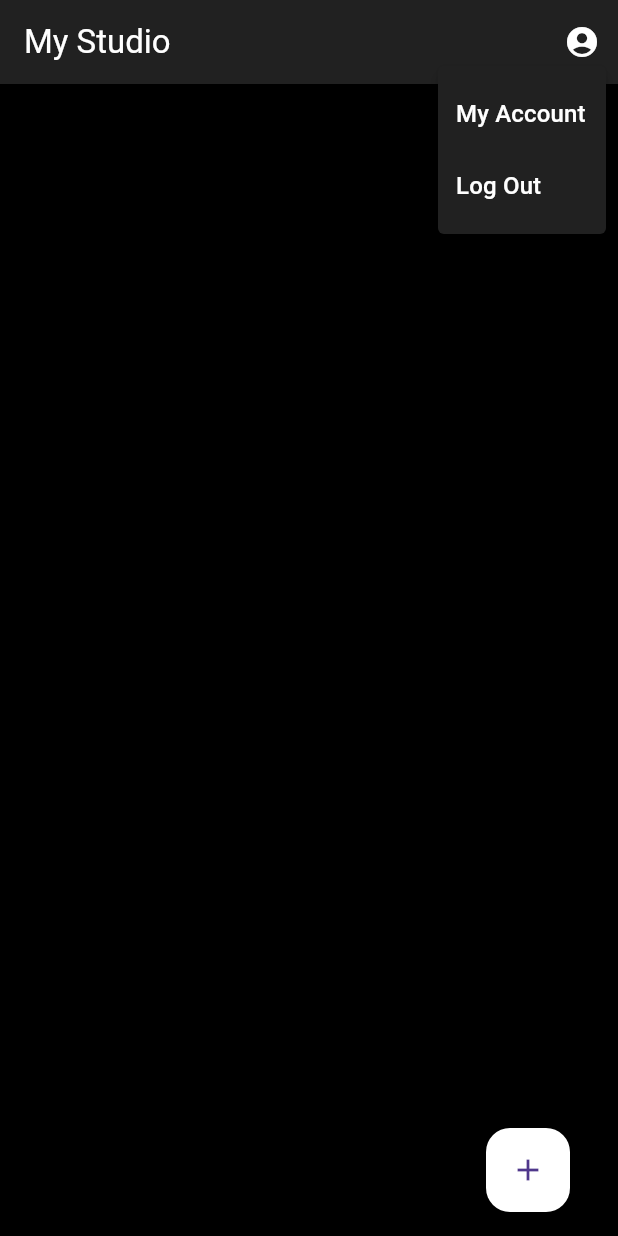
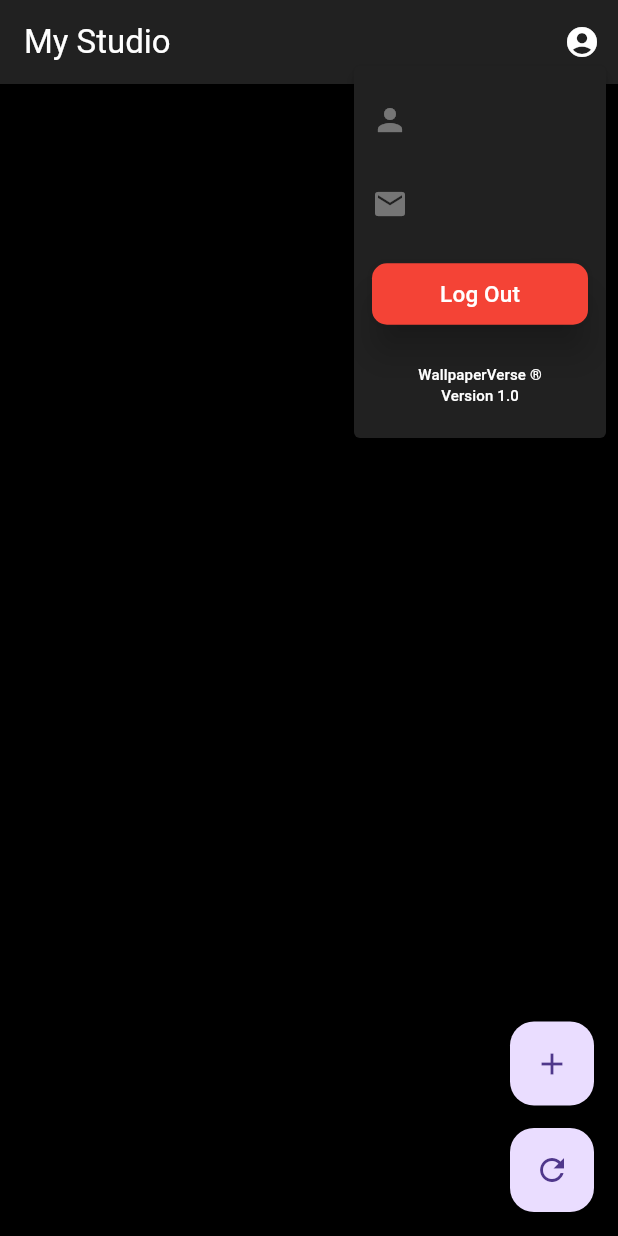
Before and after one commit to shadyessam9/Wallpaper-verse, a Flutter app: the StudioPage screen opened directly, after a tap on the "account circle" icon, on a phone screen of 412 x 824 dp. Run offline on Flutter 3.47's test engine with Material 3 defaults, Android fonts, the phone set to English and light mode, and no system bars; our stand-ins replace animated_custom_dropdown, fluttertoast, image_gallery_saver, image_picker, numberpicker, persistent_bottom_nav_bar and 2 more; missing offline and left inert: flutter_wallpaper_manager; accounts and stored records are empty; network calls fail.

Commit message:
semi final update

```diff
--- a/lib/pages/home.dart
+++ b/lib/pages/home.dart
@@ -72,7 +72,7 @@ class _HomePageState extends State<HomePage> {
                     Row(
                       children: [
                         Padding(
-                          padding: EdgeInsets.symmetric(horizontal: 15, vertical: 5),
+                          padding: EdgeInsets.symmetric(horizontal: 15, vertical: 15),
                           child: Text(
                             'CATEGORIES',
                             style: TextStyle(
@@ -123,7 +123,7 @@ class _HomePageState extends State<HomePage> {
                     Row(
                       children: [
                         Padding(
-                          padding: EdgeInsets.symmetric(horizontal: 15, vertical: 5),
+                          padding: EdgeInsets.symmetric(horizontal: 15, vertical: 15),
                           child: Text(
                             'DISCOVER WALLPAPERS',
                             style: TextStyle(
--- a/lib/pages/studio.dart
+++ b/lib/pages/studio.dart
@@ -64,10 +64,6 @@ class _StudioPage extends State<StudioPage> {
     return selectedImages.isNotEmpty ? selectedImages : null;
   }
 
-  Future<void> _refreshData() async {
-    await fetchData();
-  }
-
   @override
   void initState() {
     super.initState();
@@ -82,15 +78,12 @@ class _StudioPage extends State<StudioPage> {
         isSettingsPage: false,
       ),
       backgroundColor: Colors.black,
-      body: RefreshIndicator(
-        onRefresh: _refreshData,
-        child: SingleChildScrollView(
-          padding: EdgeInsets.only(top: 20),
+      body: SingleChildScrollView(
         physics: AlwaysScrollableScrollPhysics(),
         child: Column(
           children: [
             Container(
-                padding: EdgeInsets.symmetric(horizontal: 5),
+              padding: EdgeInsets.symmetric(horizontal: 5 , vertical: 5),
               child: GridView.count(
                 shrinkWrap: true,
                 physics: NeverScrollableScrollPhysics(),
@@ -123,10 +116,10 @@ class _StudioPage extends State<StudioPage> {
           ],
         ),
       ),
-      ),
-      floatingActionButton: Padding(
-        padding: EdgeInsets.all(16.0),
-        child: FloatingActionButton(
+      floatingActionButton: Column(
+        mainAxisAlignment: MainAxisAlignment.end,
+        children: [
+          FloatingActionButton(
             onPressed: () async {
               List<File>? selectedImages = await _getImages();
               if (selectedImages != null) {
@@ -138,11 +131,15 @@ class _StudioPage extends State<StudioPage> {
                 );
               }
             },
-          child: Icon(Icons.add),
-          backgroundColor: Colors.white,
+            child: Icon(Icons.add)
           ),
+          SizedBox(height: 15),
+          FloatingActionButton(
+            onPressed: fetchData,
+            child: Icon(Icons.refresh)
           ),
-      floatingActionButtonLocation: FloatingActionButtonLocation.endDocked,
+        ],
+      ),
     );
   }
 }
--- a/lib/widgets/app_bar.dart
+++ b/lib/widgets/app_bar.dart
@@ -1,12 +1,16 @@
+import 'dart:convert';
 import 'package:flutter/material.dart';
+import 'package:flutter/services.dart';
+import 'package:http/http.dart' as http;
+import 'package:shared_preferences/shared_preferences.dart';
 import '../pages/profile.dart';
 
-class CustomAppBar extends StatelessWidget implements PreferredSizeWidget {
+class CustomAppBar extends StatefulWidget implements PreferredSizeWidget {
   final String title;
   final Function(String)? onAccountSelected;
   final bool isSettingsPage;
 
-  const CustomAppBar({
+  CustomAppBar({
     Key? key,
     required this.title,
     this.onAccountSelected,
@@ -14,65 +18,121 @@ class CustomAppBar extends StatelessWidget implements PreferredSizeWidget {
   }) : super(key: key);
 
   @override
+  _CustomAppBarState createState() => _CustomAppBarState();
+
+  @override
   Size get preferredSize => Size.fromHeight(kToolbarHeight);
+}
+
+class _CustomAppBarState extends State<CustomAppBar> {
+  late String name = '';
+  late String email = '';
+
+  @override
+  void initState() {
+    super.initState();
+    fetchUserData();
+  }
+
+  Future<void> fetchUserData() async {
+    SharedPreferences prefs = await SharedPreferences.getInstance();
+    String? id = prefs.getString('id');
+
+    final url = 'https://wallpaperversaapp.000webhostapp.com/waapi/userprofile.php?user_id=${id}';
+
+    final response = await http.get(Uri.parse(url));
+
+    if (response.statusCode == 200) {
+      final responseData = jsonDecode(response.body);
+      setState(() {
+        name = responseData['user_data']['user_name'];
+        email = responseData['user_data']['user_email'];
+      });
+    } else {
+      // Handle error
+      print('Failed to fetch user data: ${response.statusCode}');
+    }
+  }
+
+   Future<void> deleteAllPreferences() async {
+    SharedPreferences prefs = await SharedPreferences.getInstance();
+    await prefs.clear();
+  }
 
   @override
   Widget build(BuildContext context) {
     return AppBar(
       automaticallyImplyLeading: false,
       title: Text(
-        title,
+        widget.title,
         style: TextStyle(color: Colors.white),
       ),
       backgroundColor: Color.fromRGBO(33, 33, 33, 1),
-      actions: isSettingsPage ? [] : _buildActions(context),
-
+      actions: widget.isSettingsPage ? [] : _buildActions(context),
     );
   }
 
 List<Widget> _buildActions(BuildContext context) {
   return [
-      PopupMenuButton(
+    PopupMenuButton<String>(
       offset: Offset(0, 40),
       itemBuilder: (BuildContext context) {
         return [
           PopupMenuItem(
+            enabled: false,
+            child: ListTile(
+              leading: Icon(Icons.person, color: Colors.white),
+              title: Text('$name', style: TextStyle(color: Colors.white)),
+            ),
+          ),
+          PopupMenuItem(
+            enabled: false,
+            child: ListTile(
+              leading: Icon(Icons.email, color: Colors.white),
+              title: Text('$email', style: TextStyle(color: Colors.white)),
+            ),
+          ),
+          PopupMenuItem(
+            enabled: false,
+            child: ListTile(
+              title: ElevatedButton(
+              onPressed: () {
+                    deleteAllPreferences();
+                    SystemChannels.platform.invokeMethod('SystemNavigator.pop'); // Close the app
+                  },
+                style: ElevatedButton.styleFrom(
+                  primary: Colors.red,
+                  shape: RoundedRectangleBorder(
+                    borderRadius: BorderRadius.circular(10),
+                  ),
+                  elevation: 10,
+                ),
                 child: Padding(
-                padding: EdgeInsets.symmetric(vertical: 8.0),
+                  padding: const EdgeInsets.all(10),
                   child: Text(
-                  'My Account',
-                  style: TextStyle(
-                    color: Colors.white,
-                    fontSize: 16,
+                    'Log Out',
+                    style: TextStyle(fontSize: 15, color: Colors.white),
                   ),
                 ),
               ),
-              value: 'Profile',
-              onTap: () {
-                Navigator.push(
-                  context,
-                  MaterialPageRoute(builder: (context) => SettingsPage()),
-                );
-              },
+            ),
           ),
           PopupMenuItem(
-              child: Padding(
-                padding: EdgeInsets.symmetric(vertical: 8.0),
-                child: Text(
-                  'Log Out',
-                  style: TextStyle(
-                    color: Colors.white,
-                    fontSize: 16,
+            enabled: false,
+            child: ListTile(
+              title: Column(
+                children: [
+                  Text('WallpaperVerse ®', style: TextStyle(fontSize: 10, color: Colors.white)),
+                  Text('Version 1.0', style: TextStyle(fontSize: 10, color: Colors.white))
+                ],
               ),
             ),
-              ),
-              value: 'logout',
           ),
         ];
       },
       icon: Icon(Icons.account_circle, color: Colors.white),
       color: Colors.grey[900],
-        onSelected: onAccountSelected,
+      onSelected: widget.onAccountSelected,
     ),
   ];
 }
--- a/lib/widgets/container_widget.dart
+++ b/lib/widgets/container_widget.dart
@@ -16,7 +16,7 @@ class ContainerWidget extends StatelessWidget {
   @override
   Widget build(BuildContext context) {
     return Padding(
-      padding: const EdgeInsets.only(right: 10),
+      padding: const EdgeInsets.all(2),
       child: SizedBox(
         height: 150,
         width: 200,
```
Also changed, not shown: 1 other file. Lines whose indentation alone changed are shown as unchanged.
